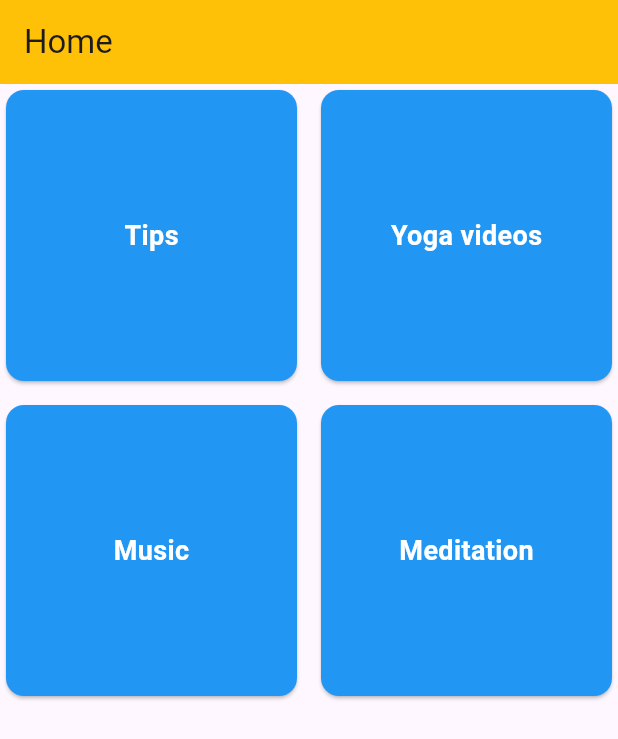
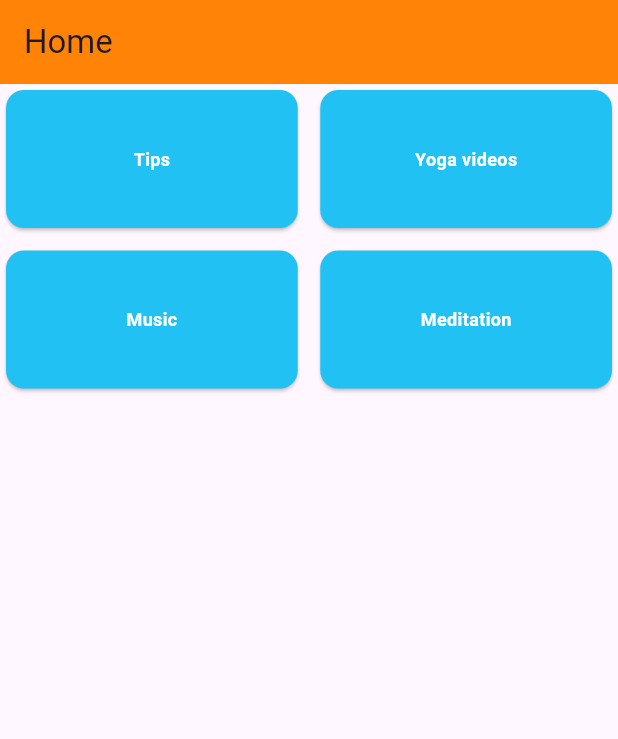
Before and after one commit to Hamadbu/our_project, a Flutter app: the HomePage screen opened by its route, on a phone screen of 412 x 824 dp. Shown: the top 739 px of the screen. Run offline on Flutter 3.47's test engine with Material 3 defaults, Android fonts, the light colour scheme and no system bars; our stand-ins replace dio, go_router, shared_preferences; accounts and stored records are empty.

Commit message:
Changed colors and tried to change cards sizes will do it later

```diff
--- a/meditation_app/lib/main.dart
+++ b/meditation_app/lib/main.dart
@@ -3,7 +3,7 @@ import 'package:go_router/go_router.dart';
 import 'package:meditation_app/pages/home.dart';
 import 'package:meditation_app/pages/signin.dart';
 import 'package:meditation_app/pages/signup.dart';
-import 'package:image_picker/image_picker.dart';
+//import 'package:image_picker/image_picker.dart';
 import 'package:meditation_app/providers/auth_provider.dart';
 import 'package:provider/provider.dart';
 
--- a/meditation_app/lib/pages/home.dart
+++ b/meditation_app/lib/pages/home.dart
@@ -1,10 +1,10 @@
-import 'package:dio/dio.dart';
+//import 'package:dio/dio.dart';
 import 'package:flutter/material.dart';
-import 'package:go_router/go_router.dart';
+//import 'package:go_router/go_router.dart';
 import 'package:meditation_app/lists/exercises.dart';
-import 'package:meditation_app/models/users.dart';
-import 'package:meditation_app/providers/auth_provider.dart';
-import 'package:provider/provider.dart';
+//import 'package:meditation_app/models/users.dart';
+//import 'package:meditation_app/providers/auth_provider.dart';
+//import 'package:provider/provider.dart';
 
 class HomePage extends StatelessWidget {
   HomePage({super.key});
@@ -13,26 +13,34 @@ class HomePage extends StatelessWidget {
   Widget build(BuildContext context) {
     return Scaffold(
       appBar: AppBar(
-        title: Text("Home"),
-        backgroundColor: Colors.amber,
+        title: const Text("Home"),
+        backgroundColor: const Color.fromARGB(255, 255, 131, 7),
       ),
       body: GridView.builder(
-        gridDelegate: SliverGridDelegateWithFixedCrossAxisCount(
+        gridDelegate: const SliverGridDelegateWithFixedCrossAxisCount(
           crossAxisCount: 2,
-          crossAxisSpacing: 8.0,
-          mainAxisSpacing: 8.0,
+          crossAxisSpacing: 7.0,
+          mainAxisSpacing: 7.0,
+          childAspectRatio: 1.0,
+          mainAxisExtent: 100,
         ),
         itemCount: Exercises.exercises.length,
         itemBuilder: (context, index) {
           return Card(
-            color: Colors.blue,
+            color: const Color.fromARGB(255, 33, 194, 243),
             child: Center(
-              child: Text(
-                Exercises.exercises[index],
-                style: TextStyle(
-                  color: Colors.white,
-                  fontWeight: FontWeight.bold,
-                  fontSize: 18.0,
+              child: SizedBox(
+                width: 100.0,
+                height: 100.0,
+                child: Center(
+                  child: Text(
+                    Exercises.exercises[index],
+                    style: const TextStyle(
+                      color: Colors.white,
+                      fontWeight: FontWeight.bold,
+                      fontSize: 12.0,
+                    ),
+                  ),
                 ),
               ),
             ),
--- a/meditation_app/lib/pages/signin.dart
+++ b/meditation_app/lib/pages/signin.dart
@@ -1,4 +1,4 @@
-import 'package:dio/dio.dart';
+//import 'package:dio/dio.dart';
 import 'package:flutter/material.dart';
 import 'package:go_router/go_router.dart';
 import 'package:meditation_app/models/users.dart';
@@ -16,7 +16,7 @@ class SigninPage extends StatelessWidget {
   Widget build(BuildContext context) {
     return Scaffold(
       appBar: AppBar(
-        title: Text("Meditation"),
+        title: const Text("Meditation"),
         automaticallyImplyLeading: false,
       ),
       resizeToAvoidBottomInset: false,
--- a/meditation_app/lib/pages/signup.dart
+++ b/meditation_app/lib/pages/signup.dart
@@ -1,4 +1,4 @@
-import 'package:dio/dio.dart';
+//import 'package:dio/dio.dart';
 import 'package:flutter/material.dart';
 import 'package:go_router/go_router.dart';
 import 'package:meditation_app/models/users.dart';
--- a/meditation_app/pubspec.yaml
+++ b/meditation_app/pubspec.yaml
@@ -19,7 +19,7 @@ publish_to: "none" # Remove this line if you wish to publish to pub.dev
 version: 1.0.0+1
 
 environment:
-  sdk: "3.2.0"
+  sdk: "3.2.2"
 
 # Dependencies specify other packages that your package needs in order to work.
 # To automatically upgrade your package dependencies to the latest versions
```
Also changed, not shown: meditation_app/pubspec.lock.
